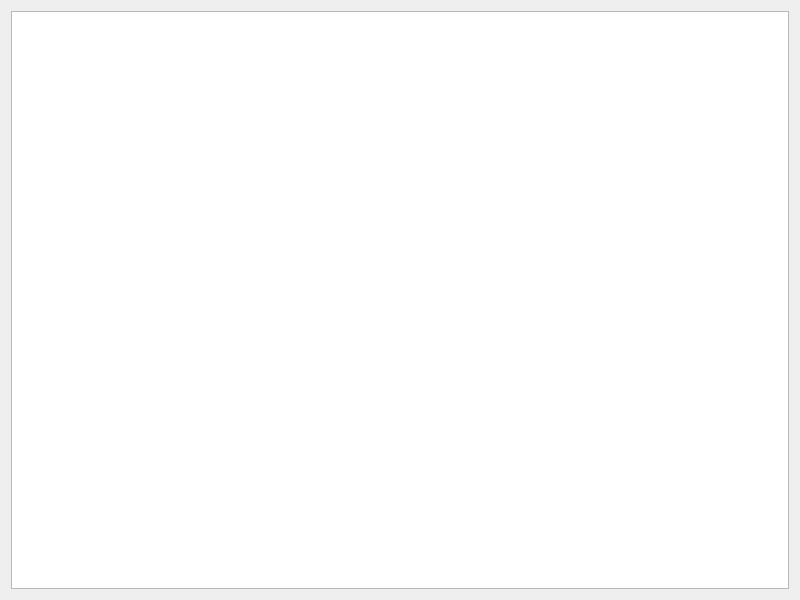
This is QgisModelBaker/ui/layer_tids_panel.ui in opengisch/QgisModelBaker as Qt 5 draws it before an edit. The edited form follows.
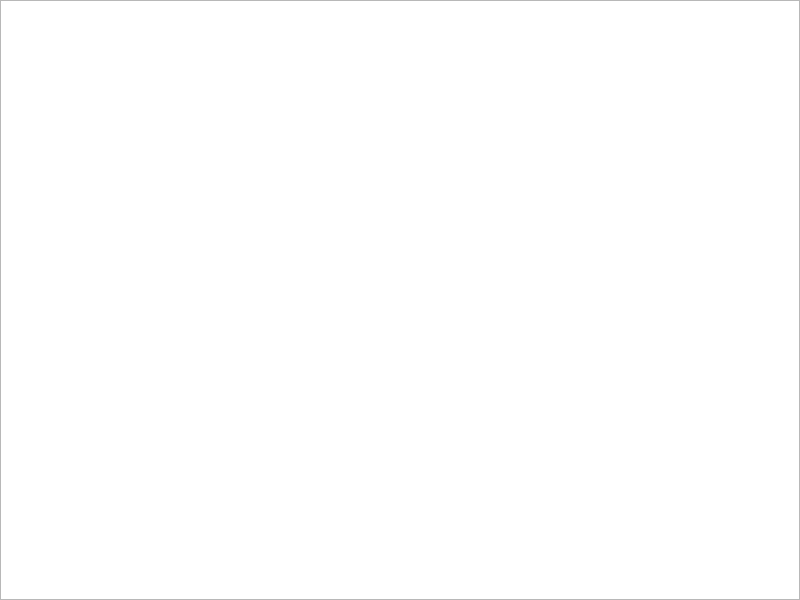
This is the edited form.

Commit message: Descriptive text. Layout finetuning and tooltips.

Patch:
```diff
--- a/QgisModelBaker/ui/layer_tids_panel.ui
+++ b/QgisModelBaker/ui/layer_tids_panel.ui
@@ -14,6 +14,18 @@
    <string>Select Files</string>
   </property>
   <layout class="QGridLayout" name="gridLayout">
+   <property name="leftMargin">
+    <number>0</number>
+   </property>
+   <property name="topMargin">
+    <number>0</number>
+   </property>
+   <property name="rightMargin">
+    <number>0</number>
+   </property>
+   <property name="bottomMargin">
+    <number>0</number>
+   </property>
    <item row="1" column="0">
     <widget class="QTableView" name="layer_tids_view">
      <property name="sortingEnabled">
```
The commit also changes 5 other files.
